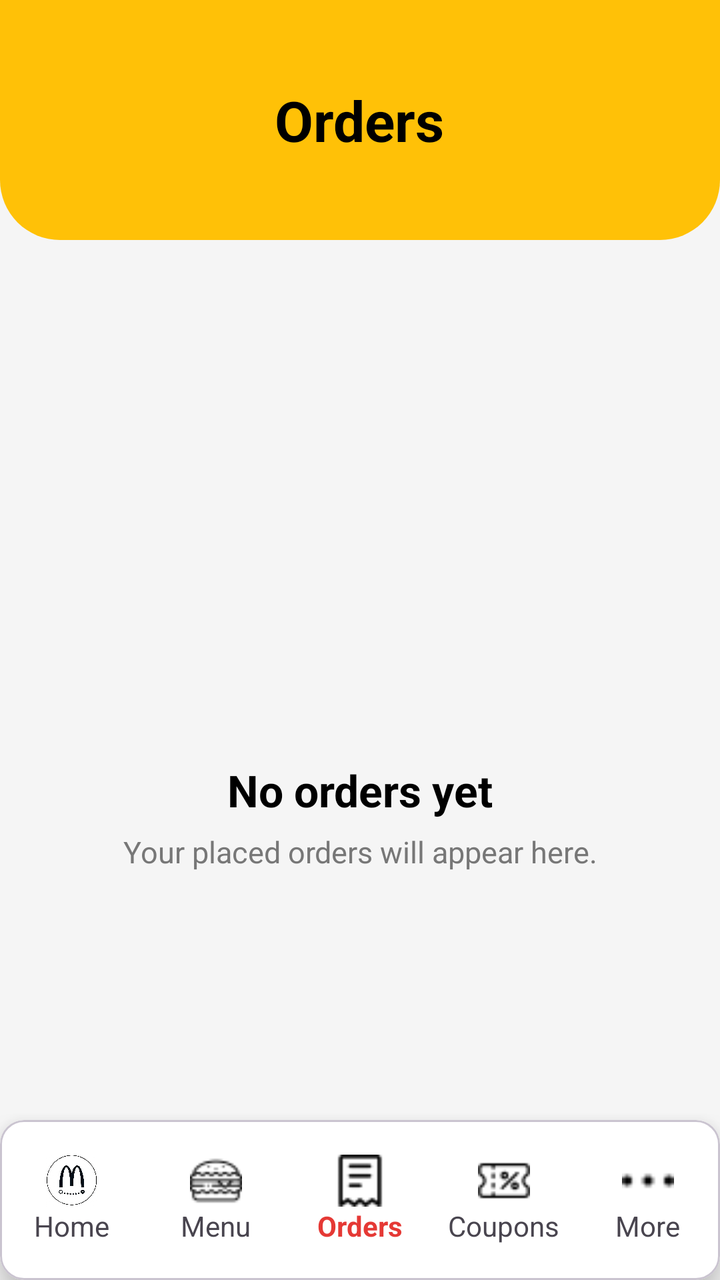
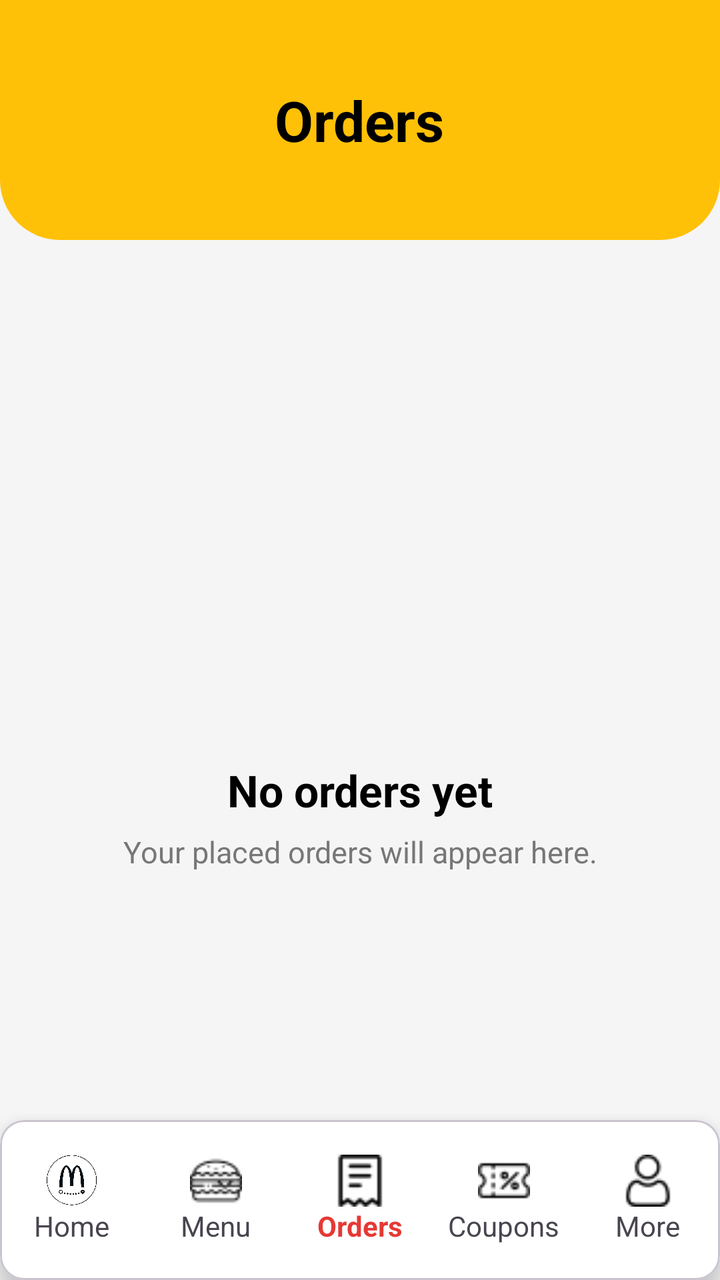

Compare the two renders of this Android layout. The source of the first and the diff that turns it into the second are given below.
<!-- AndroidManifest.xml: application theme Theme.McDeliveryApp -->
<!-- res/layout/activity_orders.xml -->
<?xml version="1.0" encoding="utf-8"?>
<androidx.constraintlayout.widget.ConstraintLayout
    xmlns:android="http://schemas.android.com/apk/res/android"
    xmlns:app="http://schemas.android.com/apk/res-auto"
    android:layout_width="match_parent"
    android:layout_height="match_parent"
    android:background="#F5F5F5">

    
    <LinearLayout
        android:id="@+id/header"
        android:layout_width="match_parent"
        android:layout_height="120dp"
        android:background="@drawable/header_background"
        android:gravity="center"
        android:orientation="vertical"
        app:layout_constraintTop_toTopOf="parent">

        <TextView
            android:layout_width="wrap_content"
            android:layout_height="wrap_content"
            android:text="Orders"
            android:textStyle="bold"
            android:textSize="28sp"
            android:textColor="#000"/>
    </LinearLayout>

    
    <LinearLayout
        android:id="@+id/emptyLayout"
        android:layout_width="wrap_content"
        android:layout_height="wrap_content"
        android:orientation="vertical"
        android:gravity="center"
        app:layout_constraintTop_toBottomOf="@id/header"
        app:layout_constraintBottom_toTopOf="@id/bottomNavigation"
        app:layout_constraintStart_toStartOf="parent"
        app:layout_constraintEnd_toEndOf="parent">

        <ImageView
            android:layout_width="120dp"
            android:layout_height="120dp"/>

        <TextView
            android:id="@+id/txtEmptyTitle"
            android:layout_width="wrap_content"
            android:layout_height="wrap_content"
            android:text="No orders yet"
            android:textStyle="bold"
            android:textSize="22sp"
            android:textColor="#000"
            android:layout_marginTop="16dp"/>

        <TextView
            android:id="@+id/txtEmptySubtitle"
            android:layout_width="wrap_content"
            android:layout_height="wrap_content"
            android:text="Your placed orders will appear here."
            android:textSize="15sp"
            android:textColor="#777"
            android:layout_marginTop="6dp"/>
    </LinearLayout>

    
    <androidx.recyclerview.widget.RecyclerView
        android:id="@+id/recyclerOrders"
        android:layout_width="match_parent"
        android:layout_height="0dp"
        android:visibility="gone"
        android:clipToPadding="false"
        android:padding="12dp"
        app:layout_constraintTop_toBottomOf="@id/header"
        app:layout_constraintBottom_toTopOf="@id/bottomNavigation"/>

    
    <com.google.android.material.card.MaterialCardView
        android:id="@+id/bottomNavigation"
        android:layout_width="match_parent"
        android:layout_height="80dp"
        app:cardBackgroundColor="#FFFFFF"
        app:cardElevation="10dp"
        app:layout_constraintBottom_toBottomOf="parent">

        <LinearLayout
            android:layout_width="match_parent"
            android:layout_height="match_parent"
            android:orientation="horizontal"
            android:gravity="center">

            <LinearLayout
                android:id="@+id/navHome"
                android:layout_width="0dp"
                android:layout_height="wrap_content"
                android:layout_weight="1"
                android:gravity="center"
                android:orientation="vertical">

                <ImageView
                    android:layout_width="26dp"
                    android:layout_height="26dp"
                    android:src="@drawable/offmclogo"/>

                <TextView
                    android:layout_width="wrap_content"
                    android:layout_height="wrap_content"
                    android:text="Home"/>
            </LinearLayout>

            <LinearLayout
                android:id="@+id/navMenu"
                android:layout_width="0dp"
                android:layout_height="wrap_content"
                android:layout_weight="1"
                android:gravity="center"
                android:orientation="vertical">

                <ImageView
                    android:layout_width="26dp"
                    android:layout_height="26dp"
                    android:src="@drawable/burger"/>

                <TextView
                    android:layout_width="wrap_content"
                    android:layout_height="wrap_content"
                    android:text="Menu"/>
            </LinearLayout>

            
            <LinearLayout
                android:id="@+id/navOrders"
                android:layout_width="0dp"
                android:layout_height="wrap_content"
                android:layout_weight="1"
                android:gravity="center"
                android:orientation="vertical">

                <ImageView
                    android:layout_width="26dp"
                    android:layout_height="26dp"
                    android:src="@drawable/order"/>

                <TextView
                    android:layout_width="wrap_content"
                    android:layout_height="wrap_content"
                    android:text="Orders"
                    android:textColor="#E53935"
                    android:textStyle="bold"/>
            </LinearLayout>

            <LinearLayout
                android:id="@+id/navCoupons"
                android:layout_width="0dp"
                android:layout_height="wrap_content"
                android:layout_weight="1"
                android:gravity="center"
                android:orientation="vertical">

                <ImageView
                    android:layout_width="26dp"
                    android:layout_height="26dp"
                    android:src="@drawable/coupon"/>

                <TextView
                    android:layout_width="wrap_content"
                    android:layout_height="wrap_content"
                    android:text="Coupons"/>
            </LinearLayout>

            <LinearLayout
                android:id="@+id/navMore"
                android:layout_width="0dp"
                android:layout_height="wrap_content"
                android:layout_weight="1"
                android:gravity="center"
                android:orientation="vertical">

                <ImageView
                    android:layout_width="26dp"
                    android:layout_height="26dp"
                    android:src="@drawable/more"/>

                <TextView
                    android:layout_width="wrap_content"
                    android:layout_height="wrap_content"
                    android:text="More"/>
            </LinearLayout>

        </LinearLayout>

    </com.google.android.material.card.MaterialCardView>

</androidx.constraintlayout.widget.ConstraintLayout>
<!-- resources referenced by this layout -->
<resources>
  <!-- drawable burger: png bitmap (drawable, 664 bytes) -->
  <!-- drawable coupon: png bitmap (drawable, 540 bytes) -->
  <!-- drawable header_background (drawable) -->
  <?xml version="1.0" encoding="utf-8"?>
  <shape xmlns:android="http://schemas.android.com/apk/res/android">
      <solid android:color="#FFC107" />
  
      <corners
          android:bottomLeftRadius="30dp"
          android:bottomRightRadius="30dp" />
  </shape>
  <!-- drawable more: png bitmap (drawable, 219 bytes) -->
  <!-- drawable offmclogo: png bitmap (drawable, 654677 bytes) -->
  <!-- drawable order: png bitmap (drawable, 461 bytes) -->
  <style name="Theme.McDeliveryApp" parent="Base.Theme.McDeliveryApp" />
  <style name="Base.Theme.McDeliveryApp" parent="Theme.Material3.DayNight.NoActionBar">
          
          
      </style>
</resources>

<!-- the commit's change to res/layout/activity_orders.xml (unified diff, before → after) -->
@@ -177,7 +177,7 @@
                 <ImageView
                     android:layout_width="26dp"
                     android:layout_height="26dp"
-                    android:src="@drawable/more"/>
+                    android:src="@drawable/user"/>
 
                 <TextView
                     android:layout_width="wrap_content"
<!-- resource entries referenced after the edit -->
@@ -11,9 +11,9 @@
           android:bottomLeftRadius="30dp"
           android:bottomRightRadius="30dp" />
   </shape>
-  <!-- drawable more: png bitmap (drawable, 219 bytes) -->
   <!-- drawable offmclogo: png bitmap (drawable, 654677 bytes) -->
   <!-- drawable order: png bitmap (drawable, 461 bytes) -->
+  <!-- drawable user: png bitmap (drawable, 642 bytes) -->
   <style name="Theme.McDeliveryApp" parent="Base.Theme.McDeliveryApp" />
   <style name="Base.Theme.McDeliveryApp" parent="Theme.Material3.DayNight.NoActionBar">
           
